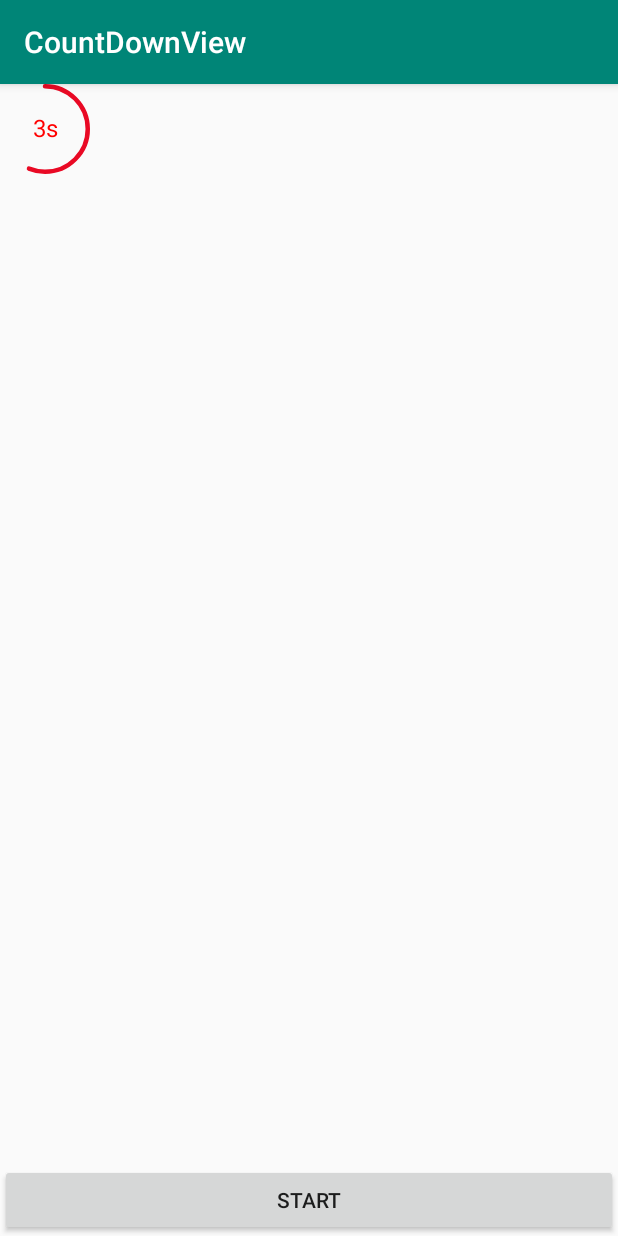
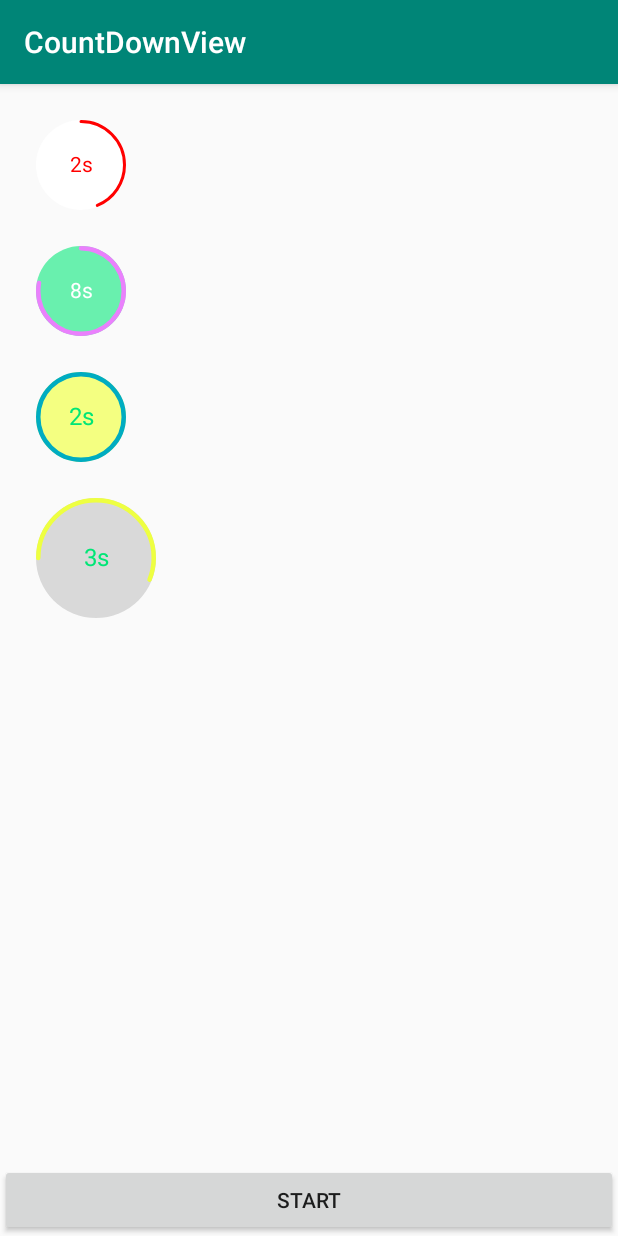
Before and after one commit to Microhx/CountDownView, an Android app: the screen it shows after launch (MainActivity), after a tap on "START", on a phone screen of 412 x 824 dp. Run offline under Robolectric (Android 15) with nearby library versions, the phone set to English and light mode, and no system bars.

```diff
--- a/app/src/main/java/com/xing/countdownview/MainActivity.java
+++ b/app/src/main/java/com/xing/countdownview/MainActivity.java
@@ -3,12 +3,16 @@ package com.xing.countdownview;
 import android.support.v7.app.AppCompatActivity;
 import android.os.Bundle;
 import android.view.View;
+import android.widget.Toast;
 
 import com.xing.lib.CountDownView;
 
-public class MainActivity extends AppCompatActivity {
+public class MainActivity extends AppCompatActivity implements CountDownView.OnCountDownViewListener {
 
     CountDownView view;
+    CountDownView view1;
+    CountDownView view2;
+    CountDownView view3;
 
     @Override
     protected void onCreate(Bundle savedInstanceState) {
@@ -16,12 +20,23 @@ public class MainActivity extends AppCompatActivity {
         setContentView(R.layout.activity_main);
 
         view = findViewById(R.id.id_view);
+        view1 = findViewById(R.id.id_view1);
+        view2 = findViewById(R.id.id_view2);
+        view3 = findViewById(R.id.id_view4);
 
+        view2.setCountDownListener(this);
     }
 
     public void start(View v){
         view.start();
+        view1.start();
+        view2.start();
+        view3.start();
+    }
+
+    @Override
+    public void onFinished() {
+        Toast.makeText(this,"finished", Toast.LENGTH_SHORT).show();
 
     }
-
 }
--- a/app/src/main/res/layout/activity_main.xml
+++ b/app/src/main/res/layout/activity_main.xml
@@ -6,26 +6,75 @@
     android:layout_height="match_parent"
     tools:context=".MainActivity">
 
-    <com.xing.lib.CountDownView
-        android:layout_width="wrap_content"
-        android:id="@+id/id_view"
-        app:hx_bg_color="#00ffffff"
-        app:hx_text_change_style="decrease"
-        app:hx_arc_width="3dp"
-        app:hx_arc_color="#e90924"
-        app:hx_text_size="16sp"
-        android:layout_height="wrap_content">
 
-    </com.xing.lib.CountDownView>
+    <LinearLayout
+        android:layout_width="match_parent"
+        android:layout_height="wrap_content"
+        android:orientation="vertical"
+        android:padding="12dp">
 
+        <com.xing.lib.CountDownView
+            android:id="@+id/id_view"
+            android:layout_width="wrap_content"
+            android:layout_height="wrap_content"
+            android:layout_margin="12dp" />
+
+        <com.xing.lib.CountDownView
+            android:id="@+id/id_view1"
+            android:layout_width="wrap_content"
+            android:layout_height="wrap_content"
+            android:layout_margin="12dp"
+            android:layout_marginStart="12dp"
+            app:hx_arc_color="#EA80FC"
+            app:hx_arc_width="3dp"
+            app:hx_bg_color="#69F0AE"
+            app:hx_max_time="10"
+            app:hx_text_change_style="decrease"
+            app:hx_text_color="#FFF"
+            app:hx_text_size="14sp" />
+
+        <com.xing.lib.CountDownView
+            android:id="@+id/id_view2"
+            android:layout_width="wrap_content"
+            android:layout_height="wrap_content"
+            android:layout_margin="12dp"
+            android:layout_marginStart="12dp"
+            app:hx_arc_color="#00ACC1"
+            app:hx_arc_width="3dp"
+            app:hx_bg_color="#F4FF81"
+            app:hx_max_time="2"
+            app:hx_start_angle="0"
+            app:hx_text_change_style="increase"
+            app:hx_text_color="#00E676"
+            app:hx_text_size="16sp"
+            app:hx_time_unit="s" />
+
+
+        <com.xing.lib.CountDownView
+            android:id="@+id/id_view4"
+            android:layout_width="wrap_content"
+            android:layout_height="wrap_content"
+            android:layout_margin="12dp"
+            android:layout_marginStart="12dp"
+            app:hx_arc_color="#EEFF41"
+            app:hx_arc_width="3dp"
+            app:hx_bg_color="#22000000"
+            app:hx_bg_radius="40dp"
+            app:hx_start_angle="180"
+            app:hx_text_change_style="decrease"
+            app:hx_text_color="#00E676"
+            app:hx_text_size="16sp" />
+
+
+    </LinearLayout>
 
 
     <Button
         android:layout_width="match_parent"
+        android:layout_height="wrap_content"
+        android:onClick="start"
         android:text="start"
-        android:onClick="start"
-        app:layout_constraintBottom_toBottomOf="parent"
-        android:layout_height="wrap_content" />
+        app:layout_constraintBottom_toBottomOf="parent" />
 
 
 </android.support.constraint.ConstraintLayout>
```
Also changed, not shown: 2 other files.
